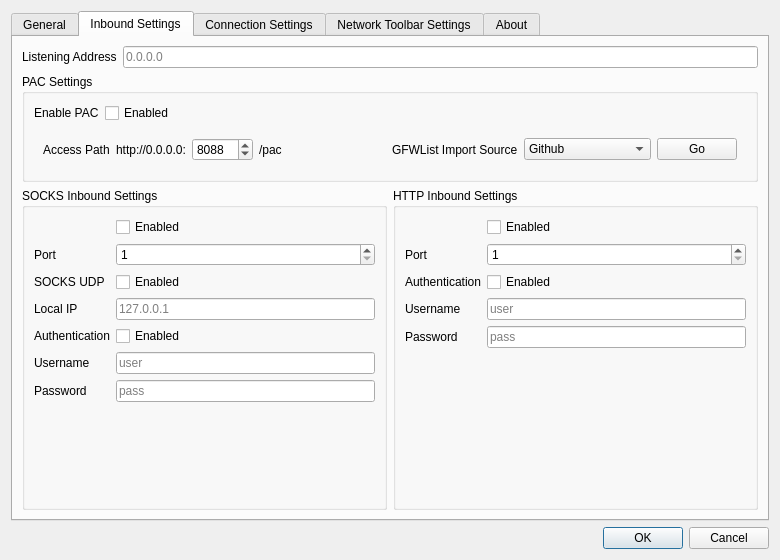
Old version of the form src/ui/w_PrefrencesWindow.ui in the repository darsvador/qvssr.
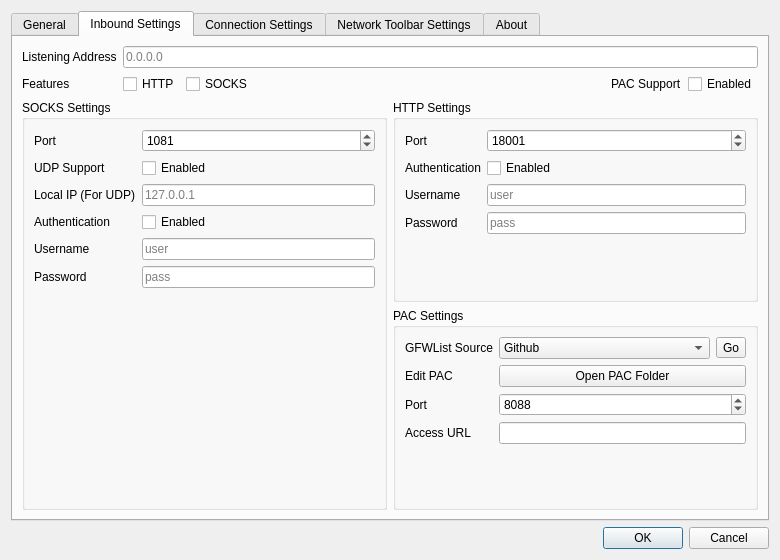
New version of the form. The open tabs and pages were chosen to show the change. Icons and pictures are not drawn.

Commit message: [update] updated prefrence window UI and changed a config file entry

```diff
--- a/src/ui/w_PrefrencesWindow.ui
+++ b/src/ui/w_PrefrencesWindow.ui
@@ -323,7 +323,7 @@
       <attribute name="title">
        <string>Inbound Settings</string>
       </attribute>
-      <layout class="QVBoxLayout" name="verticalLayout" stretch="0,0,1">
+      <layout class="QVBoxLayout" name="verticalLayout" stretch="0,1">
        <item>
         <layout class="QFormLayout" name="formLayout_4">
          <item row="0" column="0">
@@ -340,62 +340,29 @@
            </property>
           </widget>
          </item>
-        </layout>
-       </item>
-       <item>
-        <widget class="QGroupBox" name="">
-         <property name="title">
-          <string>PAC Settings</string>
-         </property>
-         <layout class="QFormLayout" name="formLayout_10">
-          <item row="0" column="0">
+         <item row="1" column="0">
            <widget class="QLabel" name="label_59">
             <property name="text">
-             <string>Enable PAC</string>
+            <string>Features</string>
             </property>
            </widget>
           </item>
-          <item row="0" column="1">
-           <widget class="QCheckBox" name="enablePACCB">
-            <property name="text">
-             <string>Enabled</string>
-            </property>
-           </widget>
-          </item>
-          <item row="1" column="0" colspan="2">
-           <widget class="QFrame" name="pacSettingsLayout_2">
-            <layout class="QHBoxLayout" name="pacSettingsLayout">
+         <item row="1" column="1">
+          <layout class="QHBoxLayout" name="horizontalLayout_3">
              <item>
-              <widget class="QLabel" name="label_57">
-               <property name="text">
-                <string>Access Path</string>
-               </property>
-              </widget>
-             </item>
-             <item>
-              <widget class="QLabel" name="pacAddressLabel">
+            <widget class="QCheckBox" name="httpCB">
+             <property name="layoutDirection">
+              <enum>Qt::LeftToRight</enum>
+             </property>
                <property name="text">
-                <string>http://0.0.0.0:</string>
+              <string>HTTP</string>
                </property>
               </widget>
              </item>
              <item>
-              <widget class="QSpinBox" name="pacPortEdit">
-               <property name="minimum">
-                <number>1</number>
-               </property>
-               <property name="maximum">
-                <number>65535</number>
-               </property>
-               <property name="value">
-                <number>8088</number>
-               </property>
-              </widget>
-             </item>
-             <item>
-              <widget class="QLabel" name="label_56">
+            <widget class="QCheckBox" name="socksCB">
                <property name="text">
-                <string>/pac</string>
+              <string>SOCKS</string>
                </property>
               </widget>
              </item>
@@ -413,14 +380,113 @@
               </spacer>
              </item>
              <item>
+            <widget class="QLabel" name="label_56">
+             <property name="text">
+              <string>PAC Support</string>
+             </property>
+            </widget>
+           </item>
+           <item>
+            <widget class="QCheckBox" name="enablePACCB">
+             <property name="text">
+              <string>Enabled</string>
+             </property>
+            </widget>
+           </item>
+          </layout>
+         </item>
+        </layout>
+       </item>
+       <item>
+        <layout class="QGridLayout" name="gridLayout_7">
+         <item row="0" column="1">
+          <widget class="QGroupBox" name="httpGroupBox">
+           <property name="title">
+            <string>HTTP Settings</string>
+           </property>
+           <layout class="QFormLayout" name="formLayout_7">
+            <item row="1" column="0">
+             <widget class="QLabel" name="label_3">
+              <property name="text">
+               <string>Port</string>
+              </property>
+             </widget>
+            </item>
+            <item row="1" column="1">
+             <widget class="QSpinBox" name="httpPortLE">
+              <property name="minimum">
+               <number>1</number>
+              </property>
+              <property name="maximum">
+               <number>65535</number>
+              </property>
+              <property name="value">
+               <number>18001</number>
+              </property>
+             </widget>
+            </item>
+            <item row="2" column="0">
+             <widget class="QLabel" name="label_9">
+              <property name="text">
+               <string>Authentication</string>
+              </property>
+             </widget>
+            </item>
+            <item row="2" column="1">
+             <widget class="QCheckBox" name="httpAuthCB">
+              <property name="text">
+               <string>Enabled</string>
+              </property>
+             </widget>
+            </item>
+            <item row="3" column="0">
+             <widget class="QLabel" name="label_2">
+              <property name="text">
+               <string>Username</string>
+              </property>
+             </widget>
+            </item>
+            <item row="3" column="1">
+             <widget class="QLineEdit" name="httpAuthUsernameTxt">
+              <property name="placeholderText">
+               <string notr="true">user</string>
+              </property>
+             </widget>
+            </item>
+            <item row="4" column="0">
+             <widget class="QLabel" name="label_13">
+              <property name="text">
+               <string>Password</string>
+              </property>
+             </widget>
+            </item>
+            <item row="4" column="1">
+             <widget class="QLineEdit" name="httpAuthPasswordTxt">
+              <property name="placeholderText">
+               <string notr="true">pass</string>
+              </property>
+             </widget>
+            </item>
+           </layout>
+          </widget>
+         </item>
+         <item row="1" column="1">
+          <widget class="QGroupBox" name="pacGroupBox">
+           <property name="title">
+            <string>PAC Settings</string>
+           </property>
+           <layout class="QFormLayout" name="formLayout_11">
+            <item row="0" column="0">
               <widget class="QLabel" name="label_58">
                <property name="text">
-                <string>GFWList Import Source</string>
+               <string>GFWList Source</string>
                </property>
               </widget>
              </item>
+            <item row="0" column="1">
+             <layout class="QHBoxLayout" name="horizontalLayout_2">
              <item>
-              <widget class="QComboBox" name="comboBox_2">
+               <widget class="QComboBox" name="gfwListCB">
                <item>
                 <property name="text">
                  <string>Github</string>
@@ -459,33 +525,71 @@
               </widget>
              </item>
              <item>
-              <widget class="QPushButton" name="pacChooseFileBtn">
+               <widget class="QToolButton" name="pacGoBtn">
                <property name="text">
                 <string>Go</string>
                </property>
               </widget>
              </item>
             </layout>
+            </item>
+            <item row="1" column="0">
+             <widget class="QLabel" name="label_62">
+              <property name="text">
+               <string>Edit PAC</string>
+              </property>
+             </widget>
+            </item>
+            <item row="1" column="1">
+             <widget class="QPushButton" name="pushButton">
+              <property name="text">
+               <string>Open PAC Folder</string>
+              </property>
+             </widget>
+            </item>
+            <item row="2" column="0">
+             <widget class="QLabel" name="label_57">
+              <property name="text">
+               <string>Port</string>
+              </property>
+             </widget>
+            </item>
+            <item row="2" column="1">
+             <widget class="QSpinBox" name="pacPortSB">
+              <property name="minimum">
+               <number>1</number>
+              </property>
+              <property name="maximum">
+               <number>65535</number>
+              </property>
+              <property name="value">
+               <number>8088</number>
+              </property>
+             </widget>
+            </item>
+            <item row="3" column="0">
+             <widget class="QLabel" name="label_61">
+              <property name="text">
+               <string>Access URL</string>
+              </property>
+             </widget>
+            </item>
+            <item row="3" column="1">
+             <widget class="QLineEdit" name="pacAccessPathTxt">
+              <property name="readOnly">
+               <bool>true</bool>
+              </property>
            </widget>
           </item>
          </layout>
         </widget>
        </item>
-       <item>
-        <layout class="QHBoxLayout" name="horizontalLayout_2">
-         <item>
-          <widget class="QGroupBox" name="groupBox_2">
+         <item row="0" column="0" rowspan="2">
+          <widget class="QGroupBox" name="socksGroupBox">
            <property name="title">
-            <string>SOCKS Inbound Settings</string>
+            <string>SOCKS Settings</string>
            </property>
            <layout class="QFormLayout" name="formLayout_2">
-            <item row="0" column="1">
-             <widget class="QCheckBox" name="socksCB">
-              <property name="text">
-               <string>Enabled</string>
-              </property>
-             </widget>
-            </item>
             <item row="1" column="0">
              <widget class="QLabel" name="label_4">
               <property name="text">
@@ -501,12 +605,15 @@
               <property name="maximum">
                <number>65535</number>
               </property>
+              <property name="value">
+               <number>1081</number>
+              </property>
              </widget>
             </item>
             <item row="2" column="0">
              <widget class="QLabel" name="label_14">
               <property name="text">
-               <string>SOCKS UDP</string>
+               <string>UDP Support</string>
               </property>
              </widget>
             </item>
@@ -520,7 +627,7 @@
             <item row="3" column="0">
              <widget class="QLabel" name="label_25">
               <property name="text">
-               <string>Local IP</string>
+               <string>Local IP (For UDP)</string>
               </property>
              </widget>
             </item>
@@ -576,84 +683,6 @@
            </layout>
           </widget>
          </item>
-         <item>
-          <widget class="QGroupBox" name="groupBox_7">
-           <property name="title">
-            <string>HTTP Inbound Settings</string>
-           </property>
-           <layout class="QFormLayout" name="formLayout_7">
-            <item row="0" column="1">
-             <widget class="QCheckBox" name="httpCB">
-              <property name="layoutDirection">
-               <enum>Qt::LeftToRight</enum>
-              </property>
-              <property name="text">
-               <string>Enabled</string>
-              </property>
-             </widget>
-            </item>
-            <item row="1" column="0">
-             <widget class="QLabel" name="label_3">
-              <property name="text">
-               <string>Port</string>
-              </property>
-             </widget>
-            </item>
-            <item row="1" column="1">
-             <widget class="QSpinBox" name="httpPortLE">
-              <property name="minimum">
-               <number>1</number>
-              </property>
-              <property name="maximum">
-               <number>65535</number>
-              </property>
-             </widget>
-            </item>
-            <item row="2" column="0">
-             <widget class="QLabel" name="label_9">
-              <property name="text">
-               <string>Authentication</string>
-              </property>
-             </widget>
-            </item>
-            <item row="2" column="1">
-             <widget class="QCheckBox" name="httpAuthCB">
-              <property name="text">
-               <string>Enabled</string>
-              </property>
-             </widget>
-            </item>
-            <item row="3" column="0">
-             <widget class="QLabel" name="label_2">
-              <property name="text">
-               <string>Username</string>
-              </property>
-             </widget>
-            </item>
-            <item row="3" column="1">
-             <widget class="QLineEdit" name="httpAuthUsernameTxt">
-              <property name="placeholderText">
-               <string notr="true">user</string>
-              </property>
-             </widget>
-            </item>
-            <item row="4" column="0">
-             <widget class="QLabel" name="label_13">
-              <property name="text">
-               <string>Password</string>
-              </property>
-             </widget>
-            </item>
-            <item row="4" column="1">
-             <widget class="QLineEdit" name="httpAuthPasswordTxt">
-              <property name="placeholderText">
-               <string notr="true">pass</string>
-              </property>
-             </widget>
-            </item>
-           </layout>
-          </widget>
-         </item>
         </layout>
        </item>
       </layout>
```
Left out of the diff: 2 changed lines with no effect on the pictures. Lines whose indentation alone changed are shown as unchanged. The commit also changes 16 other files.
